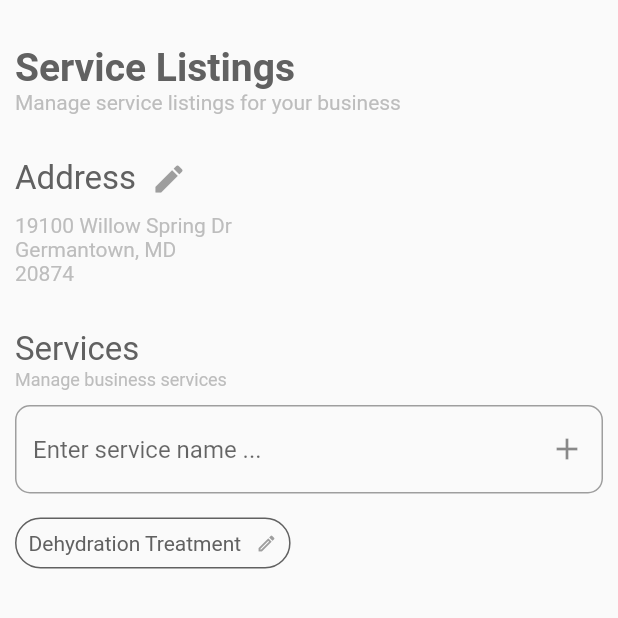
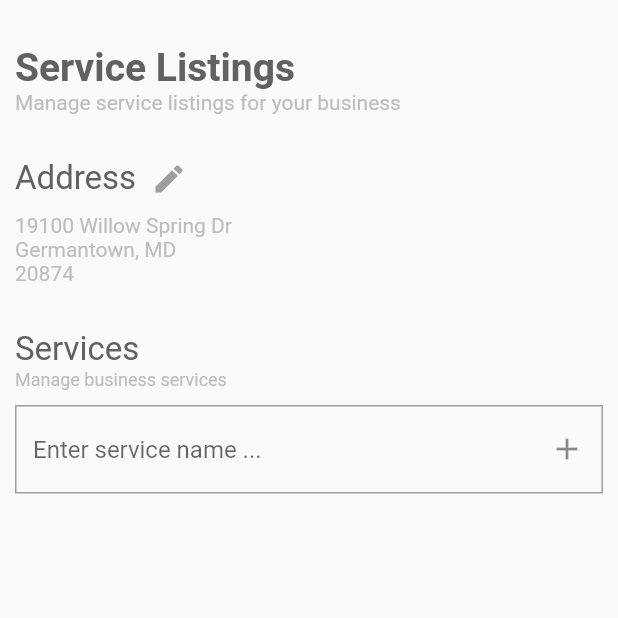
Before and after one commit to csalaman/bizz_v2, a Flutter app: the screen it shows after launch, on a phone screen of 412 x 824 dp, the top half of it. Run offline on Flutter 3.47's test engine with Material 2 defaults, Android fonts, the phone set to English and light mode, and no system bars; our stand-ins replace google_fonts.

Commit message:
Update service editor to wrap service items

```diff
--- a/lib/components/service_editor/service_editor.dart
+++ b/lib/components/service_editor/service_editor.dart
@@ -4,6 +4,8 @@ import 'package:flutter/material.dart';
 import '../../custom_text.dart';
 
 class ServiceEditor extends StatefulWidget {
+  const ServiceEditor({Key? key}) : super(key: key);
+
   @override
   State<StatefulWidget> createState() => _ServiceEditorState();
 }
@@ -11,9 +13,7 @@ class ServiceEditor extends StatefulWidget {
 // FUTURE TODO:
 class _ServiceEditorState extends State<ServiceEditor> {
   final TextEditingController _controller = TextEditingController();
-  final List<ServiceItem> _services = [
-    const ServiceItem(serviceName: 'Clogged Plumbing')
-  ];
+  final List<ServiceItem> _services = [];
 
   @override
   Widget build(BuildContext context) {
@@ -40,26 +40,34 @@ class _ServiceEditorState extends State<ServiceEditor> {
                 suffixIcon: IconButton(
                   onPressed: () {
                     // FUTURE TODO: Implement adding service callback
-                    print('Adding');
+                    var serviceName = _controller.text;
+
+                    if (serviceName != '') {
+                      setState(() {
+                        _services.add(ServiceItem(serviceName: serviceName));
+                      });
+                    }
                   },
                   icon: const Icon(Icons.add),
                 ),
                 enabledBorder: OutlineInputBorder(
                     borderSide:
                         BorderSide(width: 1.0, color: Colors.grey.shade500),
-                    borderRadius: const BorderRadius.all(Radius.circular(10.0))),
+                    borderRadius: const BorderRadius.all(Radius.circular(0.0))),
                 focusedBorder: const OutlineInputBorder(
                     borderSide: BorderSide(width: 2.0, color: Colors.grey),
-                    borderRadius: BorderRadius.all(Radius.circular(10.0))))),
+                    borderRadius: BorderRadius.all(Radius.circular(0.0))))),
       );
     }
 
     Widget _availableServices() {
-      return const Padding(
-          padding: EdgeInsets.symmetric(
-            vertical: 6.0,
-          ),
-          child: ServiceItem(serviceName: 'Clogged Plumbing'));
+      return Wrap(
+        alignment: WrapAlignment.start,
+        direction: Axis.horizontal,
+        spacing: 10.0,
+        runSpacing: 10.0,
+        children: _services.map((e) => e).toList(),
+      );
     }
 
     return Column(
--- a/lib/components/service_item/service_item.dart
+++ b/lib/components/service_item/service_item.dart
@@ -20,7 +20,7 @@ class ServiceItem extends StatelessWidget {
         child: Row(
           mainAxisSize: MainAxisSize.min,
           children: <Widget>[
-            CustomText.regularTextWidget('Dehydration Treatment', 14),
+            CustomText.regularTextWidget(serviceName, 14),
             const Padding(
               padding: EdgeInsets.only(left: 10.0),
               child: Icon(
```
